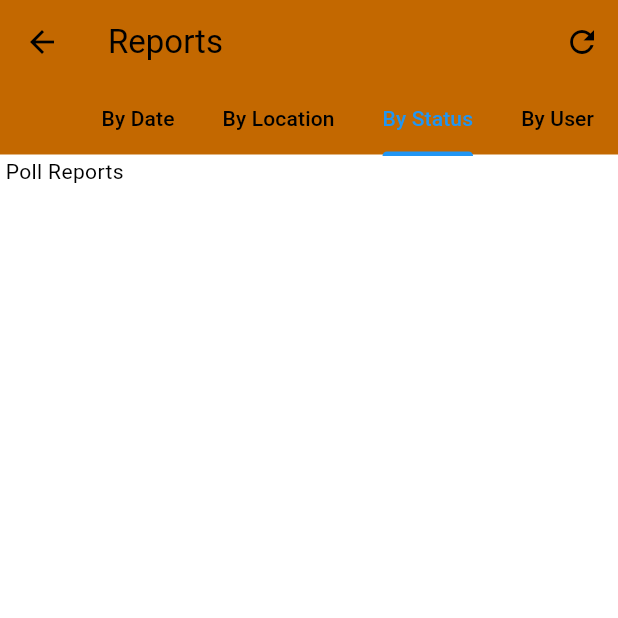
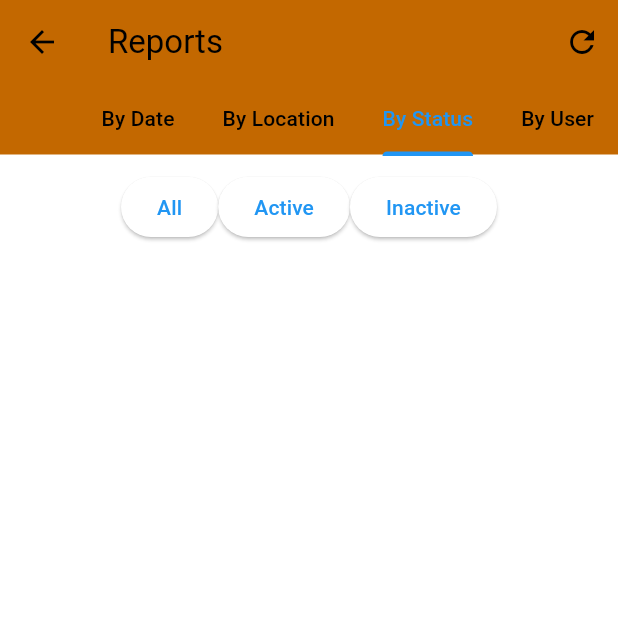
Before and after one commit to vishwesh5544/polmitra_user, a Flutter app: the EventReportScreen screen opened directly, tab 3 chosen, on a phone screen of 412 x 824 dp, the top half of it. Run offline on Flutter 3.47's test engine with Material 3 defaults, Android fonts, the phone set to English and light mode, and no system bars; our stand-ins replace cached_network_image, carousel_slider, cloud_firestore, firebase_auth, firebase_core, firebase_storage and 9 more; accounts and stored records are empty; generated files the repository leaves out were written again.

Commit message:
added by status tab

```diff
--- /dev/null
+++ b/lib/screens/event_report/by_status.dart
@@ -0,0 +1,85 @@
+import 'package:flutter/material.dart';
+import 'package:intl/intl.dart';
+import 'package:provider/provider.dart';
+import 'package:user_app/models/event.dart';
+
+class ByStatusTab extends StatefulWidget {
+  const ByStatusTab({super.key});
+
+  @override
+  State<ByStatusTab> createState() => _ByStatusTabState();
+}
+
+class _ByStatusTabState extends State<ByStatusTab> {
+  List<Event> byStatusEventList = [];
+  List<Event> events = [];
+
+  @override
+  void initState() {
+    super.initState();
+  }
+
+  @override
+  void didChangeDependencies() {
+    super.didChangeDependencies();
+    setState(() {
+      events = Provider.of<List<Event>>(context);
+      byStatusEventList = events;
+    });
+  }
+
+  @override
+  Widget build(BuildContext context) {
+    return Column(
+      children: [
+        const SizedBox(height: 10),
+        SingleChildScrollView(
+          scrollDirection: Axis.horizontal,
+          child: Row(
+            mainAxisAlignment: MainAxisAlignment.spaceEvenly,
+            children: [
+              ElevatedButton(
+                onPressed: () {
+                  setState(() {
+                    byStatusEventList = events;
+                  });
+                },
+                child: const Text('All'),
+              ),
+              ElevatedButton(
+                onPressed: () {
+                  setState(() {
+                    byStatusEventList = events.where((event) => event.isActive).toList();
+                  });
+                },
+                child: const Text('Active'),
+              ),
+              ElevatedButton(
+                onPressed: () {
+                  setState(() {
+                    byStatusEventList = events.where((event) => !event.isActive).toList();
+                  });
+                },
+                child: const Text('Inactive'),
+              ),
+            ],
+          ),
+        ),
+        const SizedBox(height: 10),
+        Expanded(
+          child: ListView.builder(
+            itemCount: byStatusEventList.length,
+            itemBuilder: (context, index) {
+              final event = byStatusEventList[index];
+              return ListTile(
+                title: Text(event.eventName),
+                subtitle: Text(event.description),
+                trailing: Text(event.date),
+              );
+            },
+          ),
+        ),
+      ],
+    );
+  }
+}
```
Also changed, not shown: lib/screens/event_report/event_report_screen.dart (+2 -91 lines).
